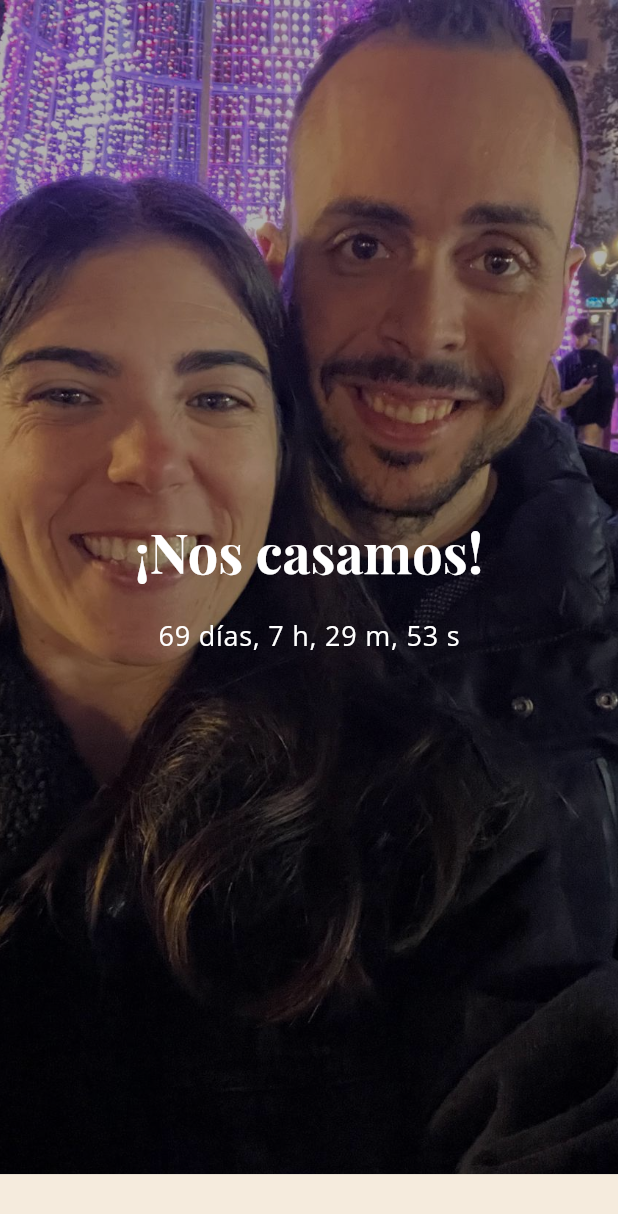
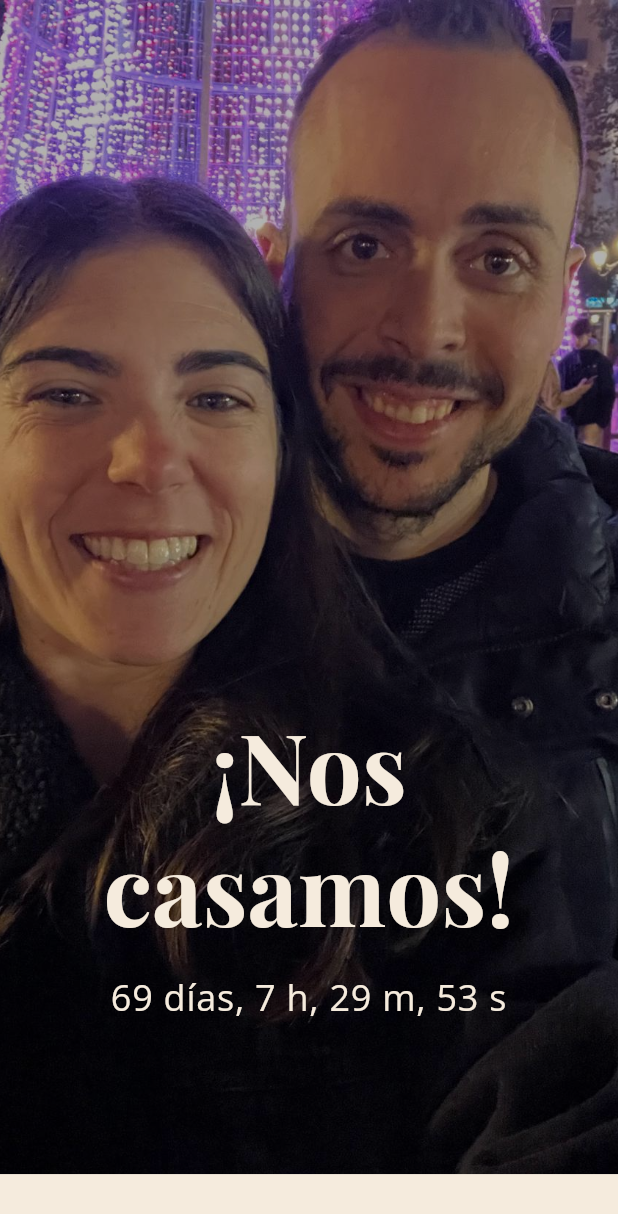
Before and after one commit to Arcas791/wedding_invite_app_web, a Flutter app: the screen it shows after launch, on a phone screen of 412 x 824 dp. Shown: the top 1214 px of the screen. Run offline on Flutter 3.47's test engine with Material 3 defaults, Android fonts, the light colour scheme and no system bars; our stand-ins replace go_router, google_fonts, just_audio, visibility_detector.

Commit message:
Texto inicial

```diff
--- a/lib/features/wedding_invite/presentation/screens/landing_section.dart
+++ b/lib/features/wedding_invite/presentation/screens/landing_section.dart
@@ -64,30 +64,45 @@ class _LandingSectionState extends State<LandingSection> {
         ),
         SizedBox(
           height: sectionHeight,
-          child: Center(
           child: Column(
-              mainAxisSize: MainAxisSize.min,
+            mainAxisAlignment: MainAxisAlignment.end,
+            children: [
+              Center(
+                child: Padding(
+                  padding: const EdgeInsets.only(bottom: 100.0),
+                  child: Column(
                     children: [
                       Text(
                         '¡Nos casamos!',
                         style: Theme.of(context)
                             .textTheme
                             .headlineLarge
-                      ?.copyWith(color: Colors.white),
+                            ?.copyWith(
+                              color: Theme.of(context).scaffoldBackgroundColor,
+                              //color: Colors.white,
+                              fontSize: 65,
+                              fontWeight: FontWeight.bold,
                             ),
-                const SizedBox(height: 20),
+                        textAlign: TextAlign.center,
+                      ),
+                      const SizedBox(height: 16),
                       Text(
                         _format(_remaining),
-                  style: Theme.of(context)
-                      .textTheme
-                      .bodyLarge
-                      ?.copyWith(color: Colors.white),
+                        style: Theme.of(context).textTheme.bodyLarge?.copyWith(
+                              color: Theme.of(context).scaffoldBackgroundColor,
+                              //color: Colors.white,
+                              fontSize: 24,
+                            ),
+                        textAlign: TextAlign.center,
                       ),
                     ],
                   ),
                 ),
               ),
             ],
+          ),
+        ),
+      ],
     );
   }
 }
```
Also changed, not shown: assets/images/novios_.jpg (deleted). Lines whose indentation alone changed are shown as unchanged.
